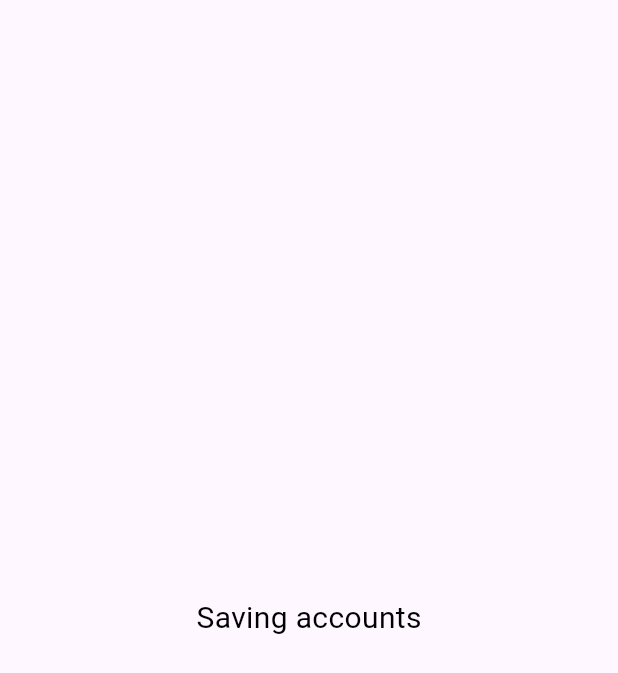
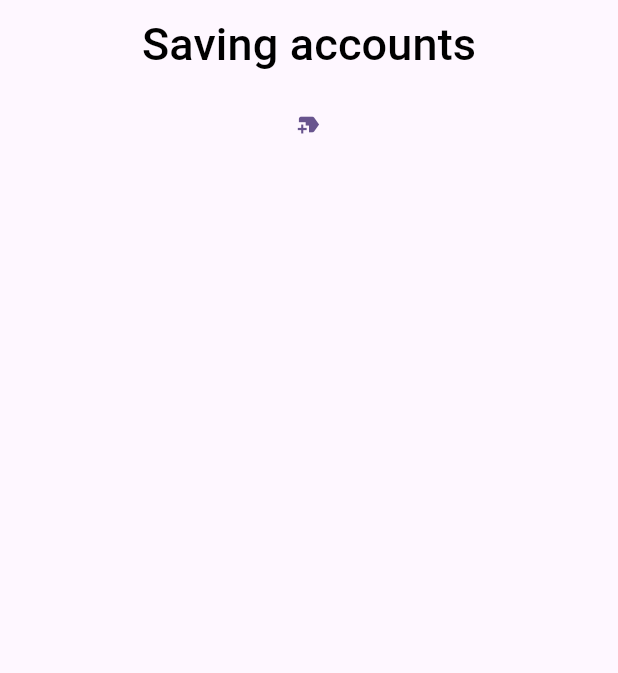
Before and after one commit to EtienneAuroux/tokihakanenari, a Flutter app: the SavingAccounts widget shown alone on an empty page, opened directly, on a phone screen of 412 x 824 dp. Shown: the top 673 px of the screen. Run offline on Flutter 3.47's test engine with Material 3 defaults, Android fonts, the phone set to English and light mode, and no system bars.

Commit message:
<feat>: Started to work on big card content for SavingAccounts.

```diff
--- a/lib/card_types/saving_accounts.dart
+++ b/lib/card_types/saving_accounts.dart
@@ -1,6 +1,8 @@
 import 'package:flutter/material.dart';
 import 'package:tokihakanenari/my_enums.dart';
+import 'package:tokihakanenari/visual_tools/card_decoration.dart';
 import 'package:tokihakanenari/visual_tools/text_styles.dart';
+import 'dart:developer' as developer;
 
 class SavingAccounts extends StatefulWidget {
   final CardSize cardSize;
@@ -15,14 +17,139 @@ class SavingAccounts extends StatefulWidget {
 }
 
 class _SavingAccountsState extends State<SavingAccounts> {
-  Widget getCardContent(CardSize cardStatus) {
+  late List<Widget> savingAccounts;
+  int numberOfSavingAccounts = 0;
+
+  List<Widget> initializeSavingAccounts() {
+    return <Widget>[
+      const Text(
+        'Saving accounts',
+        style: TextStyles.bigCardTitle,
+      ),
+      const Icon(Icons.new_label),
+    ];
+  }
+
+  // void addSavingAccount() {
+  //   savingAccounts.insert(
+  //       savingAccounts.length - 1,
+  //       const Row(
+  //         mainAxisAlignment: MainAxisAlignment.spaceBetween,
+  //         crossAxisAlignment: CrossAxisAlignment.center,
+  //         children: [
+  //           Icon(Icons.abc),
+  //           Text(
+  //             'amount',
+  //             style: TextStyles.bigCardText,
+  //           ),
+  //           Text(
+  //             'rate',
+  //             style: TextStyles.bigCardText,
+  //           ),
+  //         ],
+  //       ));
+  //   setState(() {});
+  // }
+
+  // Future<void> alertPopup(String notification, {bool forceConnection = false}) async {
+  //   return showDialog<void>(
+  //     context: context,
+  //     builder: (BuildContext context) {
+  //       return AlertDialog(
+  //         title: const Text('Connection issue:'),
+  //         content: SingleChildScrollView(
+  //           child: ListBody(
+  //             children: <Widget>[
+  //               Text(notification),
+  //             ],
+  //           ),
+  //         ),
+  //         actions: forceConnection
+  //             ? <Widget>[
+  //                 TextButton(
+  //                   child: const Text('Yes'),
+  //                   onPressed: () {
+  //                     // connect(forceConnection: true);
+  //                     Navigator.of(context).pop();
+  //                   },
+  //                 ),
+  //                 TextButton(
+  //                   child: const Text('No'),
+  //                   onPressed: () {
+  //                     Navigator.of(context).pop();
+  //                   },
+  //                 ),
+  //               ]
+  //             : <Widget>[
+  //                 TextButton(
+  //                   child: const Text('Ok'),
+  //                   onPressed: () {
+  //                     Navigator.of(context).pop();
+  //                   },
+  //                 ),
+  //               ],
+  //       );
+  //     },
+  //   );
+  // }
+
+  Future<void> savingAccountDialog(int index, int numberOfSavingAccounts) {
+    Widget content;
+    if (index == 0) {
+      content = const Text('Display total');
+    } else if (index == numberOfSavingAccounts + 1) {
+      content = Column(
+        mainAxisSize: MainAxisSize.min,
+        children: [
+          const Text(
+            'New account:',
+            style: TextStyles.bigCardTitle,
+          ),
+          const Row(
+            children: [
+              Icon(Icons.ac_unit_outlined),
+              Icon(Icons.access_alarms),
+            ],
+          ),
+          const Text('amount'),
+          const Text('rate'),
+          TextButton(onPressed: () {}, child: const Icon(Icons.send)),
+        ],
+      );
+    } else {
+      content = const Text('Modify account');
+    }
+
+    return showDialog(
+        context: context,
+        builder: (BuildContext context) {
+          return AlertDialog(
+            content: DecoratedBox(
+              decoration: CardDecoration.getMiniDecoration(CardType.savingAccounts),
+              child: content,
+            ),
+            contentPadding: const EdgeInsets.all(0),
+          );
+        });
+  }
+
+  Widget getCardContent(CardSize cardStatus, BuildContext context) {
     switch (cardStatus) {
       case CardSize.big:
-        return const Center(
-          child: Text(
-            'Saving accounts',
-            style: TextStyles.bigCardTitle,
-          ),
+        return ListView.builder(
+          itemCount: savingAccounts.length,
+          itemBuilder: (BuildContext context, int index) {
+            return Container(
+              alignment: Alignment.center,
+              padding: const EdgeInsets.symmetric(horizontal: 20, vertical: 0),
+              child: TextButton(
+                onPressed: () {
+                  savingAccountDialog(index, numberOfSavingAccounts);
+                },
+                child: savingAccounts[index],
+              ),
+            );
+          },
         );
       case CardSize.mini:
         return const Center(
@@ -43,7 +170,14 @@ class _SavingAccountsState extends State<SavingAccounts> {
   }
 
   @override
+  void initState() {
+    super.initState();
+
+    savingAccounts = initializeSavingAccounts();
+  }
+
+  @override
   Widget build(BuildContext context) {
-    return getCardContent(widget.cardSize);
+    return getCardContent(widget.cardSize, context);
   }
 }
--- a/lib/visual_tools/text_styles.dart
+++ b/lib/visual_tools/text_styles.dart
@@ -2,15 +2,23 @@ import 'package:flutter/material.dart';
 
 class TextStyles {
   static const bigCardTitle = TextStyle(
+    fontSize: 30,
+    color: Colors.black,
+    decoration: TextDecoration.none,
+  );
+
+  static const bigCardText = TextStyle(
     fontSize: 20,
     color: Colors.black,
     decoration: TextDecoration.none,
   );
+
   static const miniCardTitle = TextStyle(
     fontSize: 20,
     color: Colors.black,
     decoration: TextDecoration.none,
   );
+
   static const smallCardTitle = TextStyle(
     fontSize: 20,
     color: Colors.black,
--- a/pubspec.yaml
+++ b/pubspec.yaml
@@ -60,8 +60,7 @@ flutter:
 
   # To add assets to your application, add an assets section, like this:
   # assets:
-  #   - images/a_dot_burr.jpeg
-  #   - images/a_dot_ham.jpeg
+  #    - assets/icons/
 
   # An image asset can refer to one or more resolution-specific "variants", see
   # https://flutter.dev/assets-and-images/#resolution-aware
```
